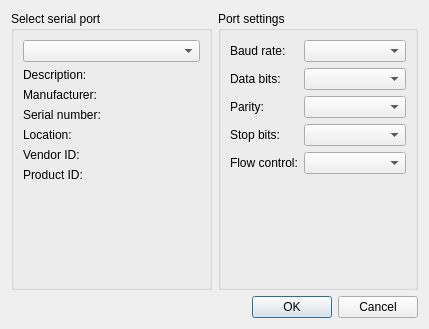
First picture: the form in libs/SerialPort_Widgets/src/Mdt/SerialPort/SettingsDialog.ui, repository scandyna/MdtTerminal, before the edit.
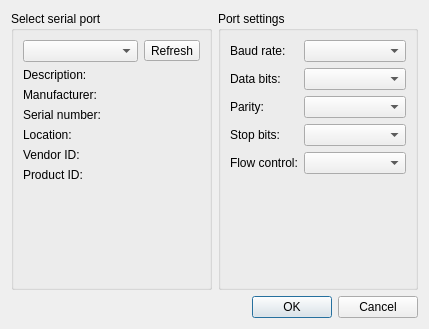
Second picture: the form after the edit. Icons and pictures are not drawn.

Commit message: Add the possibility to refresh the list of serial ports

```diff
--- a/libs/SerialPort_Widgets/src/Mdt/SerialPort/SettingsDialog.ui
+++ b/libs/SerialPort_Widgets/src/Mdt/SerialPort/SettingsDialog.ui
@@ -23,7 +23,24 @@
        </property>
        <layout class="QVBoxLayout" name="verticalLayout_2">
         <item>
-         <widget class="QComboBox" name="serialPortListBox"/>
+         <layout class="QHBoxLayout" name="horizontalLayout_2">
+          <item>
+           <widget class="QComboBox" name="serialPortListBox"/>
+          </item>
+          <item>
+           <widget class="QToolButton" name="refreshSerialPortListButton">
+            <property name="toolTip">
+             <string>Refresh serial port list</string>
+            </property>
+            <property name="text">
+             <string>Refresh</string>
+            </property>
+            <property name="icon">
+             <iconset theme="view-refresh"/>
+            </property>
+           </widget>
+          </item>
+         </layout>
         </item>
         <item>
          <layout class="QFormLayout" name="formLayout">
```
The commit also changes 9 other files.
